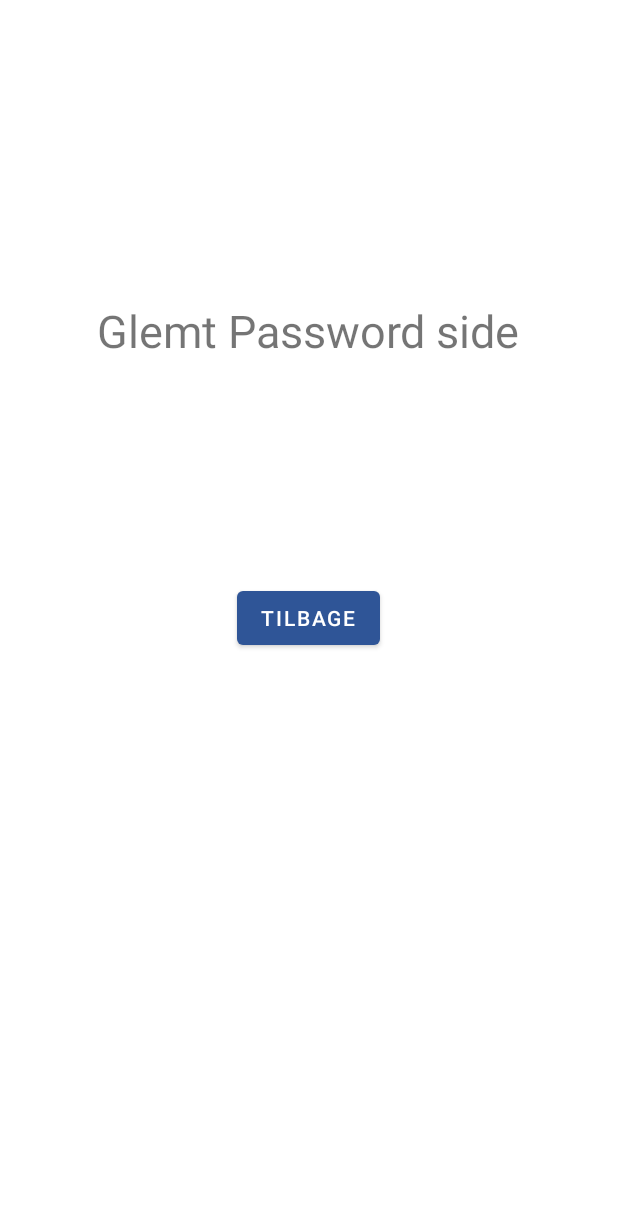
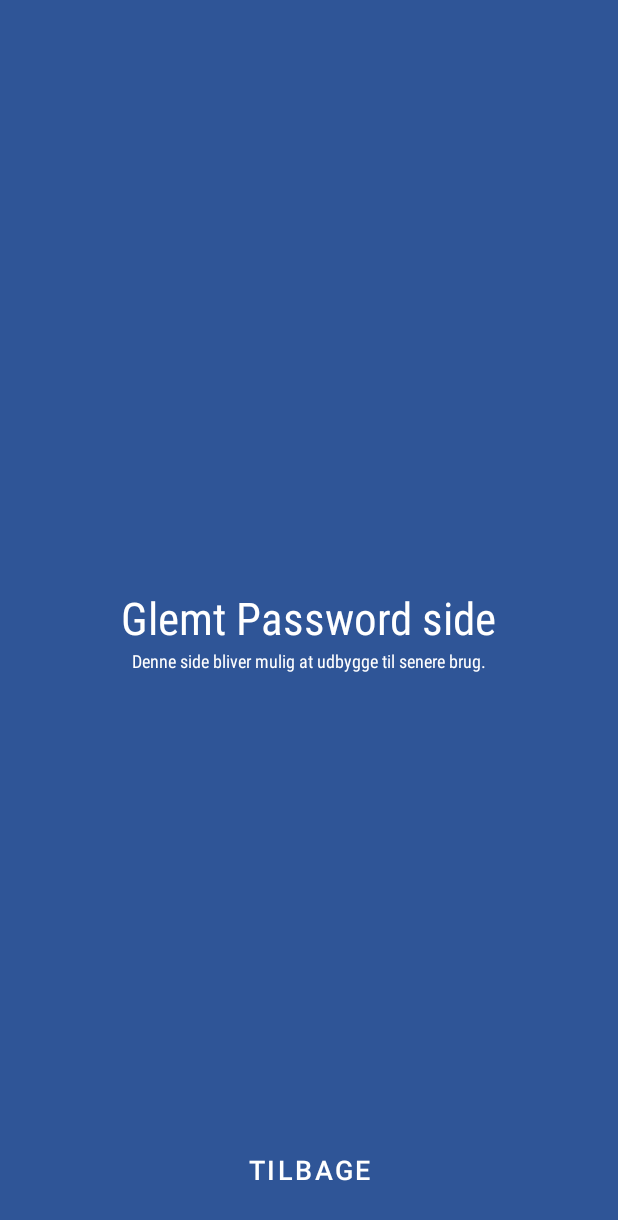
Before and after one commit to JacobSylvest/SportsEventV2, an Android app: the ForgetPassword screen opened directly, with no data from a screen before it, on a phone screen of 412 x 824 dp. Shown: the top 1220 px of the screen. Run offline under Robolectric (Android 15) with nearby library versions, the light colour scheme and no system bars.

Commit message:
forbdringer på ForgotPassword

```diff
--- a/app/src/main/res/layout/activity_forget_password.xml
+++ b/app/src/main/res/layout/activity_forget_password.xml
@@ -4,7 +4,8 @@
     xmlns:tools="http://schemas.android.com/tools"
     android:layout_width="match_parent"
     android:layout_height="match_parent"
-    tools:context=".ForgetPassword">
+    tools:context=".ForgetPassword"
+    android:background="#2F5597 ">
 
 
     <TextView
@@ -12,16 +13,33 @@
         android:layout_width="wrap_content"
         android:layout_height="wrap_content"
         android:text="Glemt Password side"
+        android:textColor="#fff"
+        android:fontFamily="sans-serif-condensed"
         android:textSize="30sp"
-        android:layout_marginTop="200dp"
-        android:layout_centerHorizontal="true"/>
+        android:layout_centerHorizontal="true"
+        android:layout_centerInParent="true"/>
+
+    <TextView
+        android:id="@+id/mere_tekst"
+        android:layout_width="wrap_content"
+        android:layout_height="wrap_content"
+        android:text="Denne side bliver mulig at udbygge til senere brug."
+        android:textColor="#fff"
+        android:fontFamily="sans-serif-condensed"
+        android:textSize="12sp"
+        android:layout_centerHorizontal="true"
+        android:layout_below="@id/glemt_pass_txt"/>
 
     <Button
         android:id="@+id/glemt_pass_btn"
         android:layout_width="wrap_content"
         android:layout_height="wrap_content"
-        android:layout_centerHorizontal="true"
+        android:background="#00000000"
+        android:layout_alignParentBottom="true"
         android:layout_centerInParent="true"
-        android:text="Tilbage" />
+        android:layout_marginBottom="20dp"
+        android:text="Tilbage"
+        android:textColor="#fff"
+        android:textSize="18sp"/>
 
 </RelativeLayout>
```
